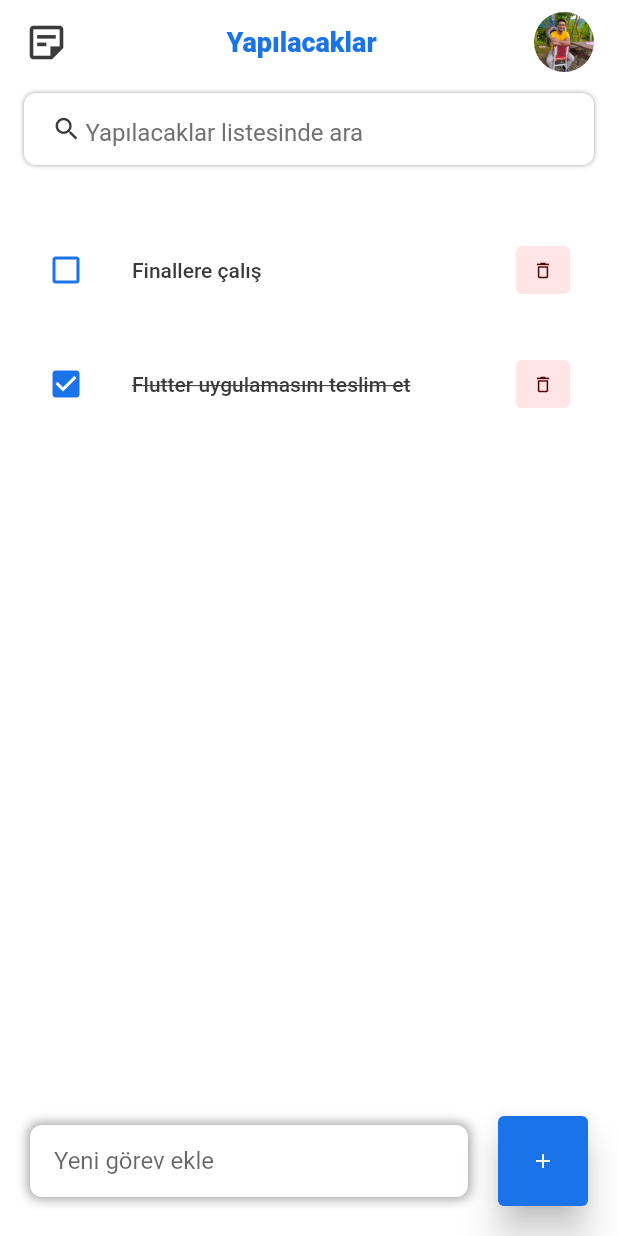
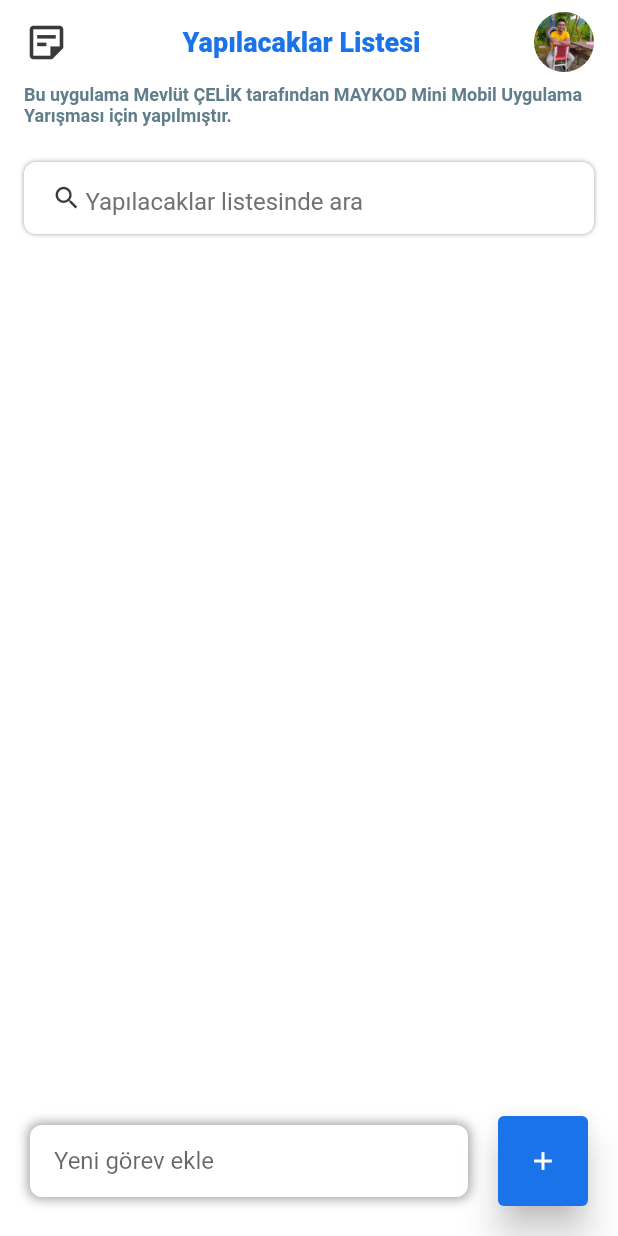
Before and after one commit to mevlutcelik/flutter-todo-app, a Flutter app: the screen it shows after launch, on a phone screen of 412 x 824 dp. Run offline on Flutter 3.47's test engine with Material 2 defaults, Android fonts, the phone set to English and light mode, and no system bars.

Commit message:
⬆️ The version has been upgraded.
🔸 Design improvements have been made.

🔸 Fixed the issue of adding empty quests.

```diff
--- a/lib/model/todo.dart
+++ b/lib/model/todo.dart
@@ -11,8 +11,8 @@ class ToDo {
 
   static List<ToDo> todoList() {
     return [
-      ToDo(id: '01', todoText: 'Flutter uygulamasını teslim et', isDone: true ),
-      ToDo(id: '02', todoText: 'Finallere çalış', isDone: false ),
+      /*ToDo(id: '01', todoText: 'Flutter uygulamasını teslim et', isDone: true ),
+      ToDo(id: '02', todoText: 'Finallere çalış', isDone: false ),*/
     ];
   }
 }
--- a/lib/screens/home.dart
+++ b/lib/screens/home.dart
@@ -30,7 +30,7 @@ class _HomeState extends State<Home> {
       body: Stack(
         children: [
           Container(
-            padding: EdgeInsets.only(left: 16, bottom: 70, right: 16, top: 6),
+            padding: EdgeInsets.only(left: 16, bottom: 70, right: 16, top: 52),
             child: Column(
               children: [
                 searchBox(),
@@ -40,7 +40,7 @@ class _HomeState extends State<Home> {
                       Container(
                         margin: EdgeInsets.only(
                           top: 20,
-                          bottom: 20,
+                          bottom: 0,
                         ),
                       ),
                       for (ToDo todoo in _foundToDo.reversed)
@@ -53,6 +53,20 @@ class _HomeState extends State<Home> {
                   ),
                 )
               ],
+            ),
+          ),
+          Container(
+            padding: EdgeInsets.symmetric(
+              horizontal: 16,
+              vertical: 0,
+            ),
+            child: Text(
+              'Bu uygulama Mevlüt ÇELİK tarafından MAYKOD Mini Mobil Uygulama Yarışması için yapılmıştır.',
+              style: TextStyle(
+                fontSize: 12,
+                color: Colors.blueGrey,
+                fontWeight: FontWeight.w600,
+              ),
             ),
           ),
           Align(
@@ -98,15 +112,15 @@ class _HomeState extends State<Home> {
                   child: Icon(
                     Icons.add,
                     color: Colors.white,
-                    size: 16.0,
+                    size: 20.0,
                   ),
                   onPressed: () {
                     _addToDoItem(_todoController.text);
                   },
                   style: ElevatedButton.styleFrom(
-                    primary: tdBlue,
                     minimumSize: Size(60, 60),
                     elevation: 10,
+                    backgroundColor: tdBlue,
                   ),
                 ),
               ),
@@ -209,7 +223,7 @@ class _HomeState extends State<Home> {
         ),
         Container(
           child: Text(
-            'Yapılacaklar',
+            'Yapılacaklar Listesi',
             style: TextStyle(
               fontSize: 18,
               color: tdBlue,
--- a/lib/widgets/todo_item.dart
+++ b/lib/widgets/todo_item.dart
@@ -18,7 +18,7 @@ class ToDoItem extends StatelessWidget {
   @override
   Widget build(BuildContext context) {
     return Container(
-      margin: EdgeInsets.only(bottom: 16),
+      margin: EdgeInsets.only(bottom: 0),
       child: ListTile(
         onTap: () {
           // print('Clicked on Todo Item.');
@@ -27,7 +27,7 @@ class ToDoItem extends StatelessWidget {
         shape: RoundedRectangleBorder(
           borderRadius: BorderRadius.circular(12),
         ),
-        contentPadding: EdgeInsets.symmetric(horizontal: 16, vertical: 2),
+        contentPadding: EdgeInsets.symmetric(horizontal: 16, vertical: 4),
         tileColor: Colors.white,
         leading: Icon(
           todo.isDone ? Icons.check_box : Icons.check_box_outline_blank,
@@ -44,16 +44,16 @@ class ToDoItem extends StatelessWidget {
         ),
         trailing: Container(
           padding: EdgeInsets.all(0),
-          margin: EdgeInsets.symmetric(vertical: 12),
+          margin: EdgeInsets.symmetric(vertical: 0),
           height: 36,
           width: 36,
           decoration: BoxDecoration(
-            color: tdRed,
-            borderRadius: BorderRadius.circular(4),
+            color: tdBGColor,
+            borderRadius: BorderRadius.circular(8),
           ),
           child: IconButton(
             color: tdRedDark,
-            iconSize: 14,
+            iconSize: 20,
             icon: Icon(Icons.delete_outline),
             onPressed: () {
               // print('Clicked on delete icon');
```
Also changed, not shown: pubspec.yaml (line endings or trailing spaces), 40 other files.
